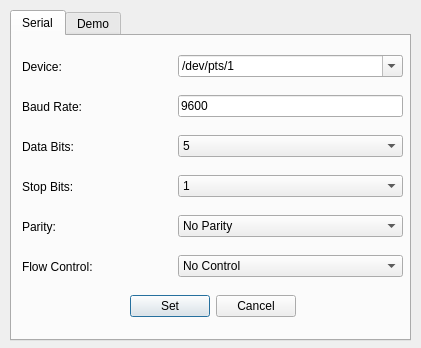
Qt form FESS-GUI/commoninterfaceselector.ui (FIGS-FESS/FESSGUI) before a commit.
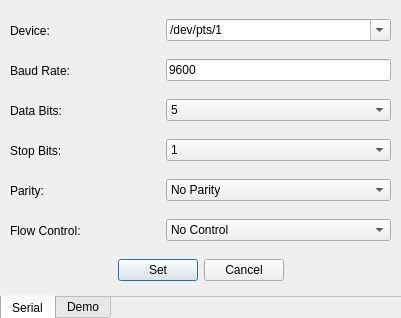
The same form after that commit. The open tabs and pages were chosen to show the change.

What changed in the file:
```diff
--- a/FESS-GUI/commoninterfaceselector.ui
+++ b/FESS-GUI/commoninterfaceselector.ui
@@ -6,24 +6,69 @@
    <rect>
     <x>0</x>
     <y>0</y>
-    <width>421</width>
-    <height>348</height>
+    <width>401</width>
+    <height>318</height>
    </rect>
   </property>
   <property name="windowTitle">
    <string>Dialog</string>
   </property>
+  <property name="sizeGripEnabled">
+   <bool>false</bool>
+  </property>
+  <property name="modal">
+   <bool>false</bool>
+  </property>
   <widget class="QTabWidget" name="interfaceSelectorTabs">
    <property name="geometry">
     <rect>
-     <x>10</x>
-     <y>10</y>
+     <x>0</x>
+     <y>0</y>
      <width>401</width>
-     <height>331</height>
+     <height>321</height>
     </rect>
    </property>
+   <property name="sizePolicy">
+    <sizepolicy hsizetype="Expanding" vsizetype="Expanding">
+     <horstretch>0</horstretch>
+     <verstretch>0</verstretch>
+    </sizepolicy>
+   </property>
+   <property name="layoutDirection">
+    <enum>Qt::LeftToRight</enum>
+   </property>
+   <property name="autoFillBackground">
+    <bool>false</bool>
+   </property>
+   <property name="tabPosition">
+    <enum>QTabWidget::South</enum>
+   </property>
+   <property name="tabShape">
+    <enum>QTabWidget::Rounded</enum>
+   </property>
    <property name="currentIndex">
-    <number>1</number>
+    <number>0</number>
+   </property>
+   <property name="iconSize">
+    <size>
+     <width>16</width>
+     <height>16</height>
+    </size>
+   </property>
+   <property name="elideMode">
+    <enum>Qt::ElideNone</enum>
+   </property>
+   <property name="documentMode">
+    <bool>true</bool>
+   </property>
+   <property name="tabsClosable">
+    <bool>false</bool>
+   </property>
+   <property name="movable">
+    <bool>false</bool>
+   </property>
+   <property name="tabBarAutoHide">
+    <bool>false</bool>
    </property>
    <widget class="QWidget" name="serialSelectorTab">
     <attribute name="title">
```
Left out of the diff: 3 changed lines with no effect on the pictures.
